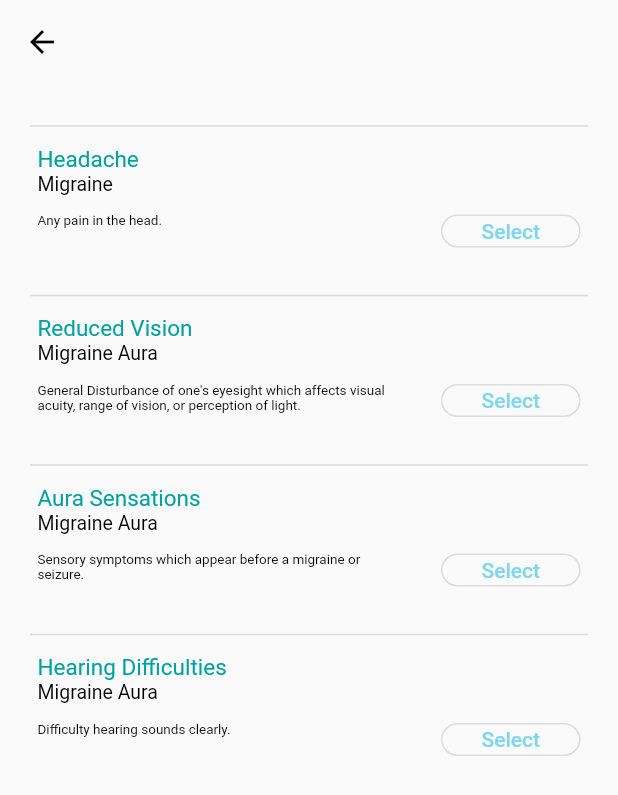
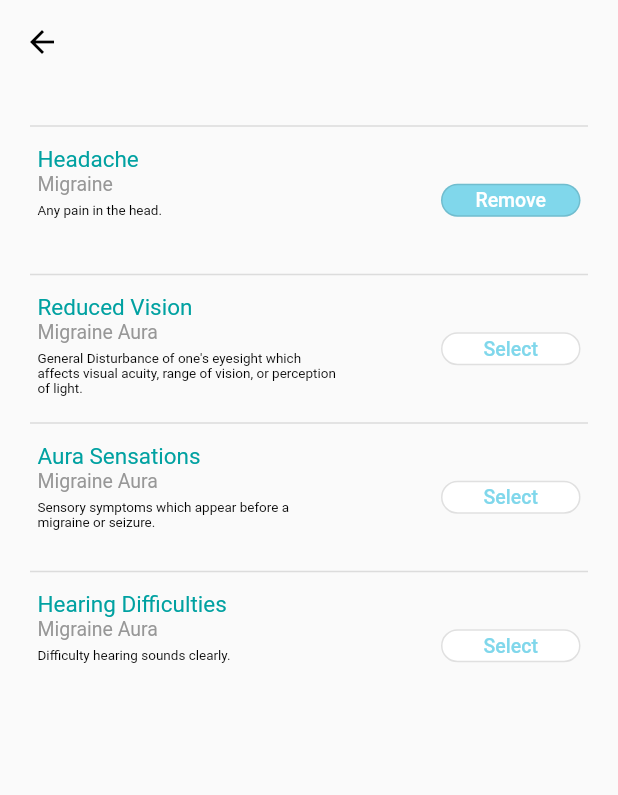
Before and after one commit to UT-Projects/solace-ui, a Flutter app: the SymptomsScreen screen opened directly, after a tap on "Select", on a phone screen of 412 x 824 dp. Shown: the top 795 px of the screen. Run offline on Flutter 3.47's test engine with Material 2 defaults, Android fonts, the phone set to English and light mode, and no system bars; our stand-ins replace flutter_redux, google_fonts, redux; missing offline and left inert: redux_saga; Roboto replaces fonts that are missing (SFCompact, SFPro).

Commit message:
symptoms state and symptom select buttons

```diff
--- a/solace_ui/lib/custom_button.dart
+++ b/solace_ui/lib/custom_button.dart
@@ -4,7 +4,10 @@ import 'package:google_fonts/google_fonts.dart';
 class CustomButton extends StatelessWidget {
   final String text;
   final Function onPressed;
-  CustomButton({Key? key, required this.text, required this.onPressed})
+  final Color primColor;
+  final Size size;
+  CustomButton({Key? key, required this.text, required this.onPressed,
+  this.primColor = const Color(0xFF00A1A1), this.size = const Size(250, 51)})
       : super(key: key);
 
   Color getTextColor(Set<MaterialState> states) {
@@ -27,29 +30,27 @@ class CustomButton extends StatelessWidget {
     };
 
     return states.any(interactiveStates.contains)
-        ? Color(0xFF00A1A1)
+        ? primColor
         : Colors.white;
   }
 
   @override
   Widget build(BuildContext context) {
     return ElevatedButton(
-      child: Text(
-        text,
-        style: TextStyle(
-          fontSize: 24,
-          fontFamily: "SFPro",
-        )
-      ),
+      child: Text(text,
+          style: TextStyle(
+            fontSize: 24,
+            fontFamily: "SFPro",
+          )),
       style: ButtonStyle(
         foregroundColor: MaterialStateProperty.resolveWith(getTextColor),
         backgroundColor: MaterialStateProperty.resolveWith(getButtonColor),
-        minimumSize: MaterialStateProperty.all(Size(250, 51)),
+        minimumSize: MaterialStateProperty.all(size),
         elevation: MaterialStateProperty.all(2),
         shape: MaterialStateProperty.all(
           RoundedRectangleBorder(
             borderRadius: BorderRadius.circular(25),
-            side: BorderSide(color: Color(0xFF00A1A1)),
+            side: BorderSide(color: primColor),
           ),
         ),
         splashFactory: NoSplash.splashFactory,
--- a/solace_ui/lib/redux/actions/actions.dart
+++ b/solace_ui/lib/redux/actions/actions.dart
@@ -29,3 +29,15 @@ class UpdateUserInfoFailure {
 
   UpdateUserInfoFailure(this.message);
 }
+
+class AddSymptom {
+  final String symptom;
+
+  AddSymptom(this.symptom);
+}
+
+class RemoveSymptom {
+  final String symptom;
+
+  RemoveSymptom(this.symptom);
+}
--- a/solace_ui/lib/redux/app_state.dart
+++ b/solace_ui/lib/redux/app_state.dart
@@ -1,14 +1,17 @@
 class AppState {
   final UserInfo userInfo;
+  final Symptoms symptoms;
 
   factory AppState.initial() {
     return AppState(
       userInfo: UserInfo.initial(),
+      symptoms: Symptoms.initial(),
     );
   }
 
   AppState({
     required this.userInfo,
+    required this.symptoms,
   });
 }
 
--- a/solace_ui/lib/redux/reducers/reducers.dart
+++ b/solace_ui/lib/redux/reducers/reducers.dart
@@ -8,17 +8,17 @@ import 'package:redux/redux.dart';
 AppState appReducer(AppState state, action) {
   return AppState(
     userInfo: userInfoReducer(state.userInfo, action),
+    symptoms: symptomsReducer(state.symptoms, action),
   );
 }
 
-final userInfoReducer = combineReducers<UserInfo> ([
-  TypedReducer<UserInfo, UpdateUserInfoSuccess>(
-      _updateUserInfoSuccessReducer),
-  TypedReducer<UserInfo, UpdateUserInfoFailure>(
-      _updateUserInfoFailureReducer),
+final userInfoReducer = combineReducers<UserInfo>([
+  TypedReducer<UserInfo, UpdateUserInfoSuccess>(_updateUserInfoSuccessReducer),
+  TypedReducer<UserInfo, UpdateUserInfoFailure>(_updateUserInfoFailureReducer),
 ]);
 
-UserInfo _updateUserInfoSuccessReducer(UserInfo state, UpdateUserInfoSuccess action) {
+UserInfo _updateUserInfoSuccessReducer(
+    UserInfo state, UpdateUserInfoSuccess action) {
   state = new UserInfo(
     uuid: action.info.uuid,
     email: action.info.email,
@@ -32,6 +32,30 @@ UserInfo _updateUserInfoSuccessReducer(UserInfo state, UpdateUserInfoSuccess act
   return state;
 } // Update UserInfo state
 
-UserInfo _updateUserInfoFailureReducer(UserInfo state, UpdateUserInfoFailure action) {
+UserInfo _updateUserInfoFailureReducer(
+    UserInfo state, UpdateUserInfoFailure action) {
   return state;
 } // Display failure message
+
+final symptomsReducer = combineReducers<Symptoms>({
+  TypedReducer<Symptoms, AddSymptom>(_addSymptomReducer),
+  TypedReducer<Symptoms, RemoveSymptom>(_removeSymptomReducer),
+});
+
+Symptoms _addSymptomReducer(Symptoms state, AddSymptom action) {
+  print(state.symptomList.join('\n'));
+
+  return Symptoms(
+      symptomList: []
+        ..addAll(state.symptomList)
+        ..add(action.symptom));
+}
+
+Symptoms _removeSymptomReducer(Symptoms state, RemoveSymptom action) {
+  print(state.symptomList.join('\n'));
+
+  return Symptoms(
+      symptomList: state.symptomList
+          .where((symptom) => symptom != action.symptom)
+          .toList());
+}
--- a/solace_ui/lib/symptoms_screen.dart
+++ b/solace_ui/lib/symptoms_screen.dart
@@ -1,7 +1,10 @@
 import 'package:flutter/material.dart';
+import 'package:flutter_redux/flutter_redux.dart';
 import 'package:google_fonts/google_fonts.dart';
 import 'dart:convert';
 import 'package:flutter/services.dart';
+import 'package:solace_ui/redux/actions/actions.dart';
+import 'package:solace_ui/redux/app_state.dart';
 
 class SymptomsScreen extends StatefulWidget {
   SymptomsScreen({Key? key}) : super(key: key);
@@ -80,6 +83,11 @@ class _SymptomState extends State<Symptom> {
   Widget build(BuildContext context) {
     return Container(
       padding: EdgeInsets.fromLTRB(5, 5, 5, 5),
+      child: Row(
+        mainAxisAlignment: MainAxisAlignment.spaceBetween,
+        children: [
+          Container(
+            width: MediaQuery.of(context).size.width * 0.5,
             child: Column(
               crossAxisAlignment: CrossAxisAlignment.stretch,
               mainAxisAlignment: MainAxisAlignment.center,
@@ -97,17 +105,15 @@ class _SymptomState extends State<Symptom> {
                   style: TextStyle(
                     fontSize: 13,
                     fontFamily: "SFCompact",
-              color: Colors.black,
+                    color: Color(0xFF979797),
                   ),
                 ),
-          Row(
-            crossAxisAlignment: CrossAxisAlignment.start,
-            mainAxisAlignment: MainAxisAlignment.spaceBetween,
-            children: [
                 Container(
                   width: MediaQuery.of(context).size.width * 0.6,
                   child: TextField(
                     decoration: InputDecoration(
+                      isDense: true,
+                      contentPadding: EdgeInsets.symmetric(horizontal: 0, vertical: 5),
                       border: InputBorder.none,
                     ),
                     minLines: 3,
@@ -121,11 +127,62 @@ class _SymptomState extends State<Symptom> {
                     ),
                   ),
                 ),
-              OutlinedButton(
-                child: Text("Select"),
-                onPressed: () => print("HI"),
+              ],
+            ),
+          ),
+          SelectButton(symptom: widget.symptomInfo["name"]),
+        ],
+      ),
+    );
+  }
+}
+
+class SelectButton extends StatefulWidget {
+  final String symptom;
+
+  const SelectButton({Key? key, required this.symptom}) : super(key: key);
+
+  _SelectButtonState createState() => _SelectButtonState();
+}
+
+class _SelectButtonState extends State<SelectButton> {
+  bool selected = false;
+
+  Color getTextColor(Set<MaterialState> states) {
+    const Set<MaterialState> interactiveStates = <MaterialState>{
+      MaterialState.pressed,
+      MaterialState.hovered,
+      MaterialState.focused,
+    };
+
+    return selected || states.any(interactiveStates.contains)
+        ? Colors.white
+        : Color(0xFF80D7EB);
+  }
+
+  Color getButtonColor(Set<MaterialState> states) {
+    const Set<MaterialState> interactiveStates = <MaterialState>{
+      MaterialState.pressed,
+      MaterialState.hovered,
+      MaterialState.focused,
+    };
+
+    return selected || states.any(interactiveStates.contains)
+        ? Color(0xFF80D7EB)
+        : Colors.white;
+  }
+
+  @override
+  Widget build(BuildContext context) {
+    return OutlinedButton(
+      child: Text(selected ? "Remove" : "Select",
+          style: TextStyle(
+            fontSize: 13,
+            fontFamily: "SFPro",
+          )),
       style: ButtonStyle(
-                  foregroundColor: MaterialStateProperty.all(Color(0xFF80D7EB)),
+        foregroundColor: MaterialStateProperty.resolveWith(getTextColor),
+        backgroundColor: MaterialStateProperty.resolveWith(getButtonColor),
         minimumSize: MaterialStateProperty.all(Size(93, 22)),
         shape: MaterialStateProperty.all(
           RoundedRectangleBorder(
@@ -135,11 +192,17 @@ class _SymptomState extends State<Symptom> {
         ),
         splashFactory: NoSplash.splashFactory,
       ),
-              ),
-            ],
-          ),
-        ],
-      ),
+      onPressed: () {
+        setState(() {
+          selected ^= true;
+          if (selected)
+            StoreProvider.of<AppState>(context)
+                .dispatch(AddSymptom(widget.symptom));
+          else
+            StoreProvider.of<AppState>(context)
+                .dispatch(RemoveSymptom(widget.symptom));
+        });
+      },
     );
   }
 }
```
Lines whose indentation alone changed are shown as unchanged.
